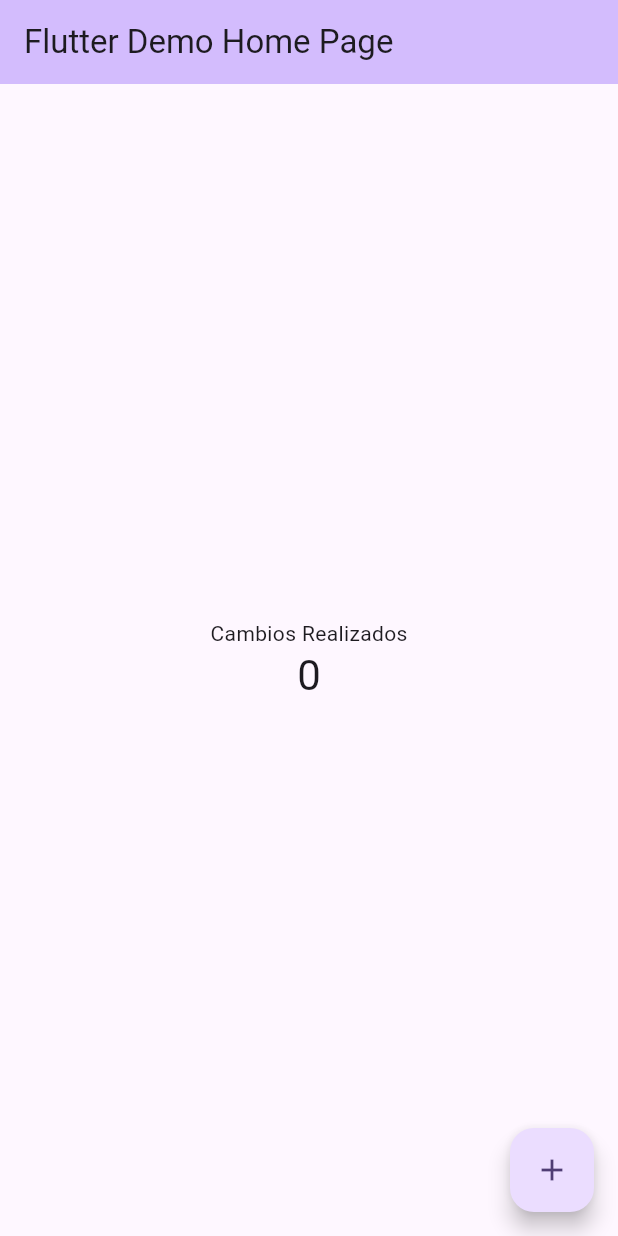
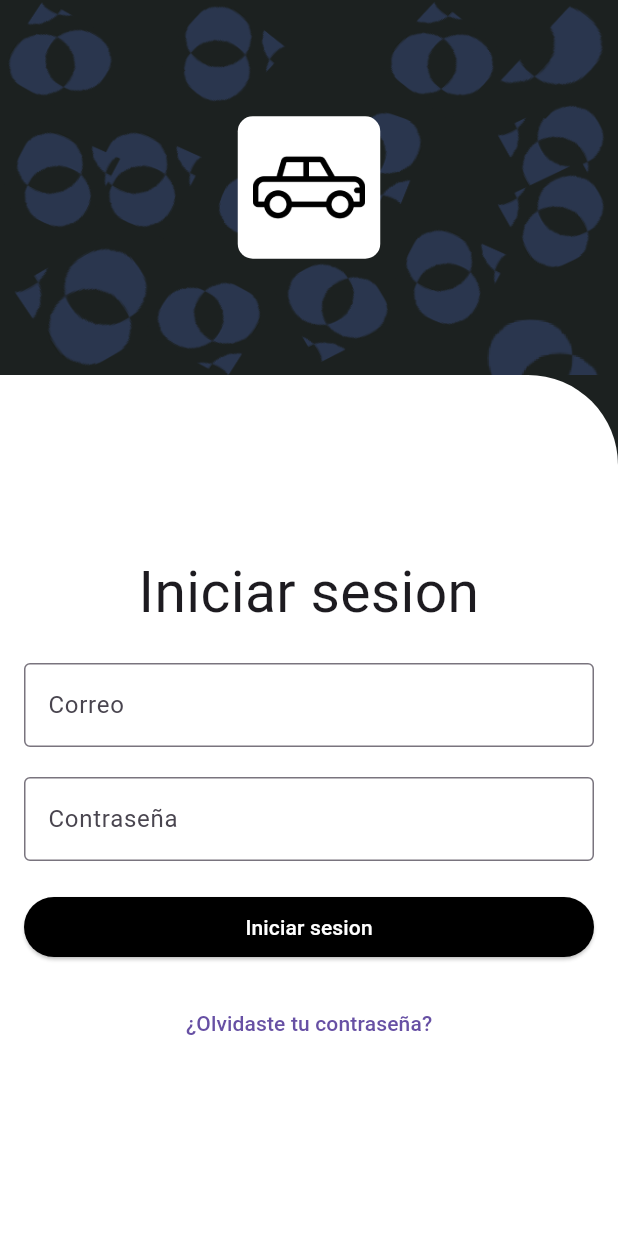
Before and after one commit to MIGU3TR0N/uber_medico, a Flutter app: the screen it shows after launch, on a phone screen of 412 x 824 dp. Run offline on Flutter 3.47's test engine with Material 3 defaults, Android fonts, the phone set to English and light mode, and no system bars; our stand-ins replace simple_icons.

Commit message:
construccion de pantalla de login

```diff
--- a/lib/main.dart
+++ b/lib/main.dart
@@ -1,125 +1,18 @@
 import 'package:flutter/material.dart';
+import 'package:uber_medico/screens/home_screen.dart';
+import 'package:uber_medico/screens/login_screen.dart';
 
 void main() {
-  runApp(const MyApp());
+  runApp(MyApp());
 }
 
 class MyApp extends StatelessWidget {
-  const MyApp({super.key});
-
-  // This widget is the root of your application.
   @override
   Widget build(BuildContext context) {
     return MaterialApp(
-      title: 'Flutter Demo',
-      theme: ThemeData(
-        // This is the theme of your application.
-        //
-        // TRY THIS: Try running your application with "flutter run". You'll see
-        // the application has a purple toolbar. Then, without quitting the app,
-        // try changing the seedColor in the colorScheme below to Colors.green
-        // and then invoke "hot reload" (save your changes or press the "hot
-        // reload" button in a Flutter-supported IDE, or press "r" if you used
-        // the command line to start the app).
-        //
-        // Notice that the counter didn't reset back to zero; the application
-        // state is not lost during the reload. To reset the state, use hot
-        // restart instead.
-        //
-        // This works for code too, not just values: Most code changes can be
-        // tested with just a hot reload.
-        colorScheme: ColorScheme.fromSeed(seedColor: Colors.deepPurple),
-        useMaterial3: true,
-      ),
-      home: const MyHomePage(title: 'Flutter Demo Home Page'),
+      title: 'Uber Medico',
+      debugShowCheckedModeBanner: false,
+      home: const LoginScreen(),
     );
   }
 }
-
-class MyHomePage extends StatefulWidget {
-  const MyHomePage({super.key, required this.title});
-
-  // This widget is the home page of your application. It is stateful, meaning
-  // that it has a State object (defined below) that contains fields that affect
-  // how it looks.
-
-  // This class is the configuration for the state. It holds the values (in this
-  // case the title) provided by the parent (in this case the App widget) and
-  // used by the build method of the State. Fields in a Widget subclass are
-  // always marked "final".
-
-  final String title;
-
-  @override
-  State<MyHomePage> createState() => _MyHomePageState();
-}
-
-class _MyHomePageState extends State<MyHomePage> {
-  int _counter = 0;
-
-  void _incrementCounter() {
-    setState(() {
-      // This call to setState tells the Flutter framework that something has
-      // changed in this State, which causes it to rerun the build method below
-      // so that the display can reflect the updated values. If we changed
-      // _counter without calling setState(), then the build method would not be
-      // called again, and so nothing would appear to happen.
-      _counter++;
-    });
-  }
-
-  @override
-  Widget build(BuildContext context) {
-    // This method is rerun every time setState is called, for instance as done
-    // by the _incrementCounter method above.
-    //
-    // The Flutter framework has been optimized to make rerunning build methods
-    // fast, so that you can just rebuild anything that needs updating rather
-    // than having to individually change instances of widgets.
-    return Scaffold(
-      appBar: AppBar(
-        // TRY THIS: Try changing the color here to a specific color (to
-        // Colors.amber, perhaps?) and trigger a hot reload to see the AppBar
-        // change color while the other colors stay the same.
-        backgroundColor: Theme.of(context).colorScheme.inversePrimary,
-        // Here we take the value from the MyHomePage object that was created by
-        // the App.build method, and use it to set our appbar title.
-        title: Text(widget.title),
-      ),
-      body: Center(
-        // Center is a layout widget. It takes a single child and positions it
-        // in the middle of the parent.
-        child: Column(
-          // Column is also a layout widget. It takes a list of children and
-          // arranges them vertically. By default, it sizes itself to fit its
-          // children horizontally, and tries to be as tall as its parent.
-          //
-          // Column has various properties to control how it sizes itself and
-          // how it positions its children. Here we use mainAxisAlignment to
-          // center the children vertically; the main axis here is the vertical
-          // axis because Columns are vertical (the cross axis would be
-          // horizontal).
-          //
-          // TRY THIS: Invoke "debug painting" (choose the "Toggle Debug Paint"
-          // action in the IDE, or press "p" in the console), to see the
-          // wireframe for each widget.
-          mainAxisAlignment: MainAxisAlignment.center,
-          children: <Widget>[
-            const Text(
-              'Cambios Realizados',
-            ),
-            Text(
-              '$_counter',
-              style: Theme.of(context).textTheme.headlineMedium,
-            ),
-          ],
-        ),
-      ),
-      floatingActionButton: FloatingActionButton(
-        onPressed: _incrementCounter,
-        tooltip: 'Increment',
-        child: const Icon(Icons.add),
-      ), // This trailing comma makes auto-formatting nicer for build methods.
-    );
-  }
-}
--- /dev/null
+++ b/lib/screens/home_screen.dart
@@ -0,0 +1,15 @@
+import 'package:flutter/material.dart';
+
+class HomeScreen extends StatefulWidget {
+  const HomeScreen({super.key});
+
+  @override
+  State<HomeScreen> createState() => _HomeScreenState();
+}
+
+class _HomeScreenState extends State<HomeScreen> {
+  @override
+  Widget build(BuildContext context) {
+    return Container();
+  }
+}
--- /dev/null
+++ b/lib/screens/login_screen.dart
@@ -0,0 +1,124 @@
+import 'package:flutter/material.dart';
+import 'package:simple_icons/simple_icons.dart';
+
+class LoginScreen extends StatefulWidget {
+  const LoginScreen({super.key});
+
+  @override
+  State<LoginScreen> createState() => _LoginScreenState();
+}
+
+class _LoginScreenState extends State<LoginScreen> {
+  final _formKey = GlobalKey<FormState>();
+
+  // Controllers for the text fields
+  final _usernameController = TextEditingController();
+  final _passwordController = TextEditingController();
+  @override
+  Widget build(BuildContext context) {
+    return Scaffold(
+      backgroundColor: Color(0xFF1c2120),
+      appBar: AppBar(
+        //backgroundColor: Colors.black,
+        flexibleSpace: Container(
+          decoration: BoxDecoration(
+            image: DecorationImage(
+              fit: BoxFit.fill,
+              image: AssetImage('assets/fondo.png',
+              ),
+            ),
+          ),
+        ),
+        toolbarHeight: 250,
+        title: Center(
+          child: Container(
+            padding: EdgeInsets.all(10),
+            height: 95,
+            width: 95,
+            decoration: BoxDecoration(
+              color: Colors.white,
+              shape: BoxShape.rectangle,
+              borderRadius: BorderRadius.circular(10),
+            ),
+            child: Image.asset('assets/car_icon.png', height: 80,),
+          ),
+        ),
+      ),
+      body: Container(
+        decoration: BoxDecoration(
+          color: Colors.white,
+          borderRadius: BorderRadius.only(topRight: Radius.circular(60))
+        ),
+        child: SafeArea(
+          child: Padding(
+            padding: const EdgeInsets.all(16.0),
+            child: Form(
+              key: _formKey,
+              child: Column(
+                mainAxisAlignment: MainAxisAlignment.center,
+                crossAxisAlignment: CrossAxisAlignment.stretch,
+                children: [
+                  // Car Icon (Use a suitable asset)
+                  Text('Iniciar sesion', textAlign: TextAlign.center, style: TextStyle(fontSize: 38, ),), // Replace with your image
+
+                  SizedBox(height: 20),
+
+                  TextFormField(
+                    decoration: InputDecoration(
+                      labelText: 'Correo',
+                      border: OutlineInputBorder(),
+                    ),
+                    controller: _usernameController,
+                    validator: (value) {
+                      if (value == null || value.isEmpty) {
+                        return 'Por favor ingrese su correo';
+                      }
+                      return null;
+                    },
+                  ),
+                  SizedBox(height: 20),
+
+                  TextFormField(
+                    decoration: InputDecoration(
+                      labelText: 'Contraseña',
+                      border: OutlineInputBorder(),
+                    ),
+                    obscureText: true,
+                    controller: _passwordController,
+                    validator: (value) {
+                      if (value == null || value.isEmpty) {
+                        return 'Por favor ingrese su contraseña';
+                      }
+                      return null;
+                    },
+                  ),
+                  SizedBox(height: 20),
+
+                  ElevatedButton(
+                    style: ElevatedButton.styleFrom(
+                      backgroundColor: Colors.black,
+                    ),
+                    onPressed: () {
+                      if (_formKey.currentState!.validate()) {
+                        // Perform login logic here
+                        print('Login successful!');
+                      }
+                    },
+                    child: Text('Iniciar sesion', style: TextStyle(color: Colors.white),),
+                  ),
+                  SizedBox(height: 16.0),
+                  TextButton(
+                    onPressed: () {
+                      // Handle forgot password
+                    },
+                    child: Text('¿Olvidaste tu contraseña?'),
+                  ),
+                  ],
+              ),
+            ),
+          ),
+        ),
+      ),
+    );
+  }
+}
--- a/pubspec.yaml
+++ b/pubspec.yaml
@@ -35,6 +35,7 @@ dependencies:
   # The following adds the Cupertino Icons font to your application.
   # Use with the CupertinoIcons class for iOS style icons.
   cupertino_icons: ^1.0.8
+  simple_icons: ^10.1.3
 
 dev_dependencies:
   flutter_test:
@@ -59,7 +60,8 @@ flutter:
   uses-material-design: true
 
   # To add assets to your application, add an assets section, like this:
-  # assets:
+  assets:
+    - assets/
   #   - images/a_dot_burr.jpeg
   #   - images/a_dot_ham.jpeg
 
```
Also changed, not shown: assets/car_icon.png (added), assets/fondo.png (added), pubspec.lock.
